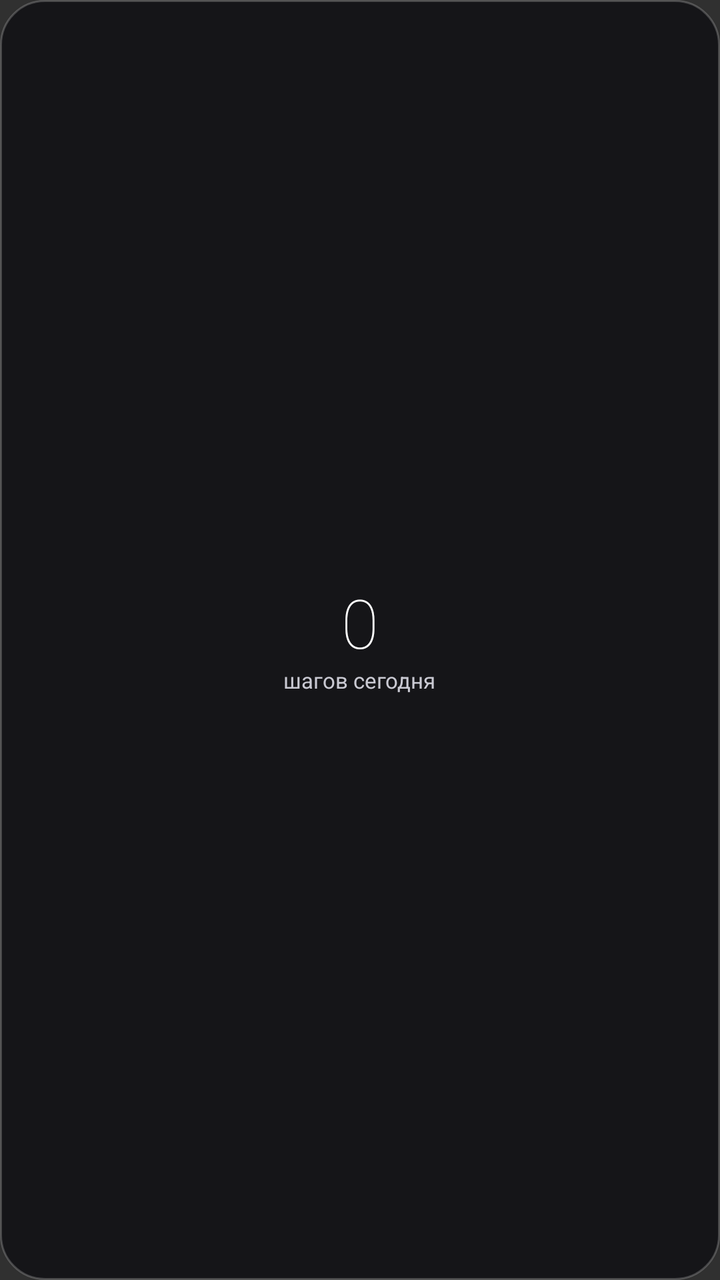
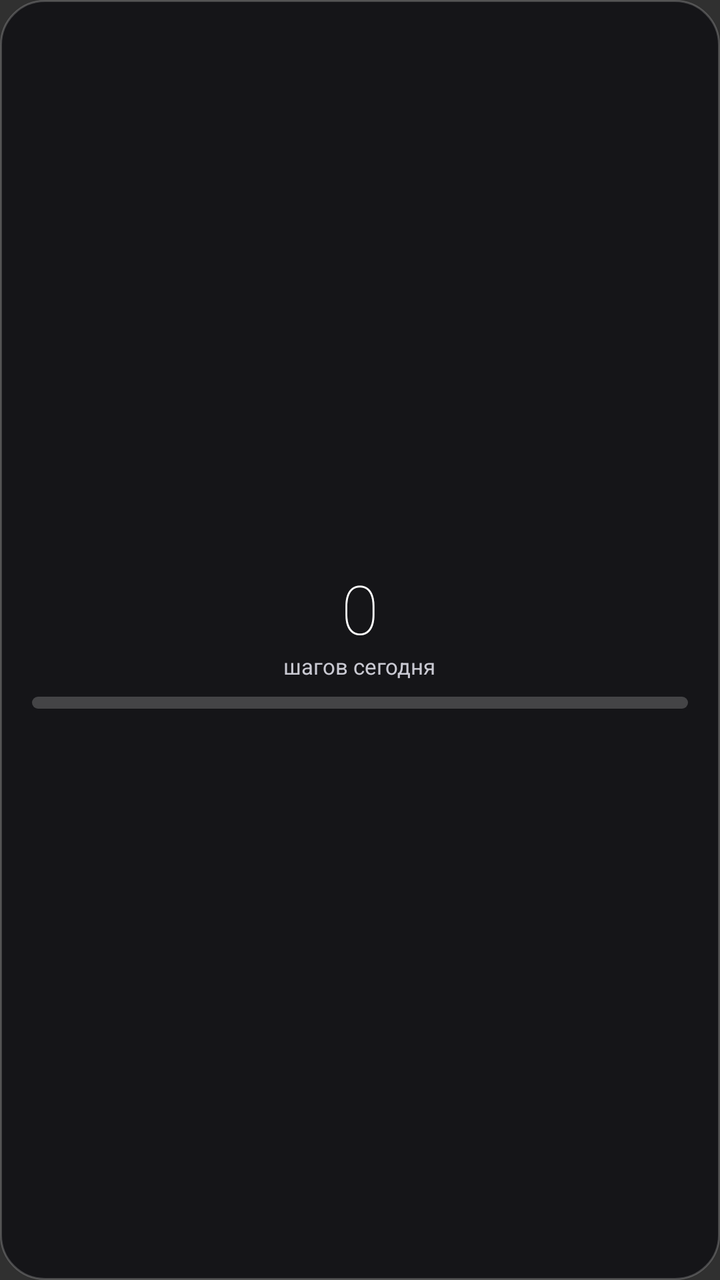

The first picture is an Android layout as it rendered before a commit; the second is the same layout after the commit. The layout source and the unified diff follow.
<!-- AndroidManifest.xml: application theme android:Theme.Material.NoActionBar -->
<!-- res/layout/widget_stepper.xml -->
<?xml version="1.0" encoding="utf-8"?>
<LinearLayout xmlns:android="http://schemas.android.com/apk/res/android"
    android:layout_width="match_parent"
    android:layout_height="match_parent"
    android:orientation="vertical"
    android:gravity="center"
    android:background="@drawable/widget_bg"
    android:padding="10dp">

    <TextView
        android:id="@+id/widget_steps"
        android:layout_width="wrap_content"
        android:layout_height="wrap_content"
        android:text="0"
        android:textSize="34sp"
        android:textColor="#FFFFFF"
        android:includeFontPadding="false"
        android:fontFamily="sans-serif-thin" />

    <TextView
        android:id="@+id/widget_caption"
        android:layout_width="wrap_content"
        android:layout_height="wrap_content"
        android:text="шагов сегодня"
        android:textSize="11sp"
        android:textColor="#C9C9D2" />
</LinearLayout>
<!-- resources referenced by this layout -->
<resources>
  <!-- drawable widget_bg (drawable) -->
  <?xml version="1.0" encoding="utf-8"?>
  <shape xmlns:android="http://schemas.android.com/apk/res/android"
      android:shape="rectangle">
      <solid android:color="#E6121216" />
      <corners android:radius="22dp" />
      <stroke android:width="1dp" android:color="#33FFFFFF" />
  </shape>
</resources>

<!-- the commit's change to res/layout/widget_stepper.xml (unified diff, before → after) -->
@@ -24,4 +24,16 @@
         android:text="шагов сегодня"
         android:textSize="11sp"
         android:textColor="#C9C9D2" />
+
+    <ProgressBar
+        android:id="@+id/widget_bar"
+        style="?android:attr/progressBarStyleHorizontal"
+        android:layout_width="match_parent"
+        android:layout_height="6dp"
+        android:layout_marginTop="8dp"
+        android:layout_marginLeft="6dp"
+        android:layout_marginRight="6dp"
+        android:progressDrawable="@drawable/widget_progress"
+        android:max="100"
+        android:progress="0" />
 </LinearLayout>
<!-- resource entries referenced after the edit -->
@@ -8,5 +8,23 @@
       <corners android:radius="22dp" />
       <stroke android:width="1dp" android:color="#33FFFFFF" />
   </shape>
+  <!-- drawable widget_progress (drawable) -->
+  <?xml version="1.0" encoding="utf-8"?>
+  <layer-list xmlns:android="http://schemas.android.com/apk/res/android">
+      <item android:id="@android:id/background">
+          <shape android:shape="rectangle">
+              <corners android:radius="4dp" />
+              <solid android:color="#33FFFFFF" />
+          </shape>
+      </item>
+      <item android:id="@android:id/progress">
+          <clip>
+              <shape android:shape="rectangle">
+                  <corners android:radius="4dp" />
+                  <solid android:color="#7FE3B0" />
+              </shape>
+          </clip>
+      </item>
+  </layer-list>
 </resources>
 
